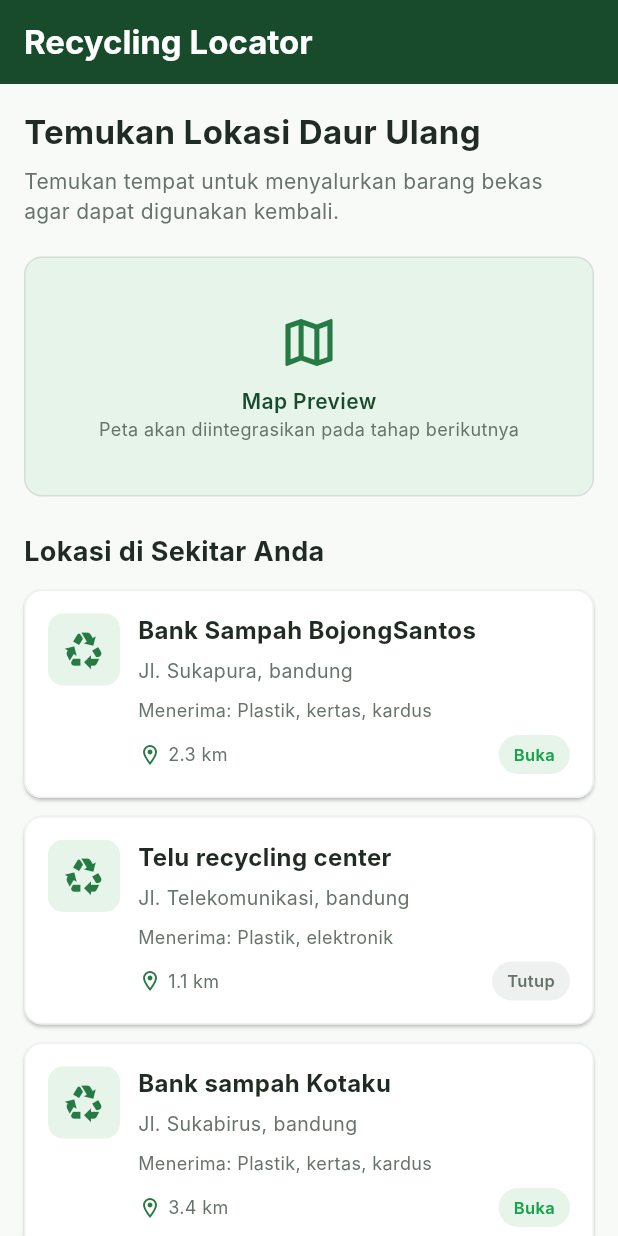
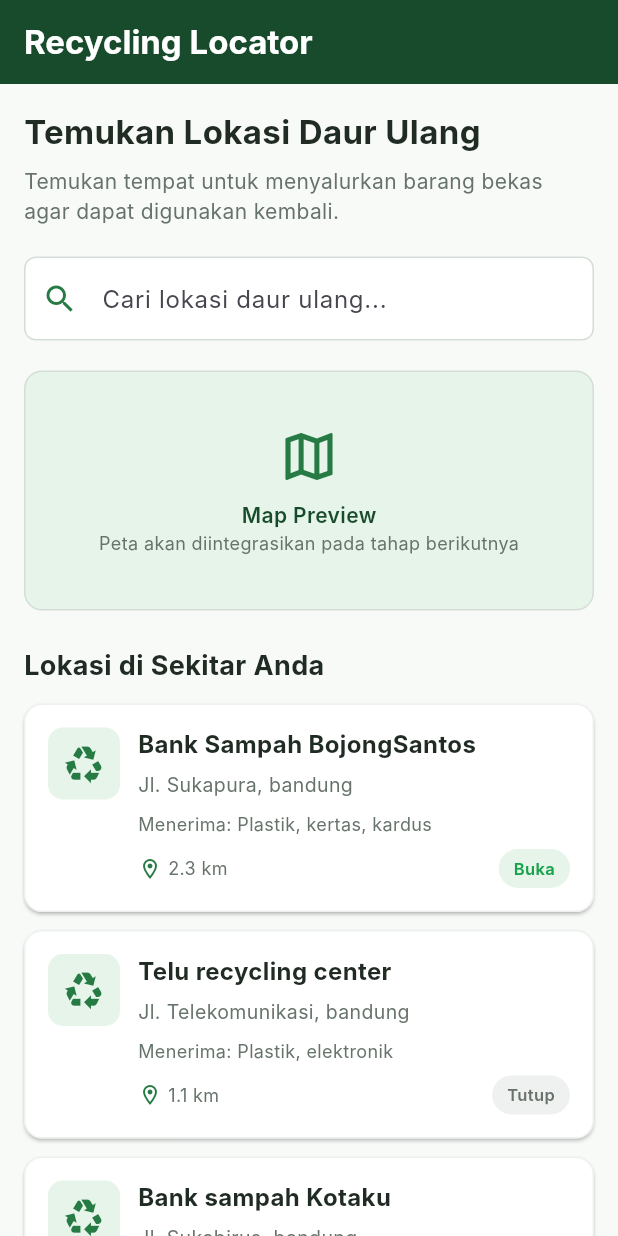
Before and after one commit to gamapradana/Tugas-Besar-PPB, a Flutter app: the screen it shows after launch, on a phone screen of 412 x 824 dp. Run offline on Flutter 3.47's test engine with Material 3 defaults, Android fonts, the phone set to English and light mode, and no system bars; Roboto replaces fonts that are missing (Inter).

Commit message:
menambahkan kolom pencarian lokasi daur ulang

```diff
--- a/lib/features/recycling_locator/pages/recycling_locator_page.dart
+++ b/lib/features/recycling_locator/pages/recycling_locator_page.dart
@@ -1,11 +1,42 @@
+
 import 'package:flutter/material.dart';
 
 import '../../../core/constants/app_colors.dart';
 import '../data/dummy_location.dart';
 import '../models/recycling_location.dart';
 
-class RecyclingLocatorPage extends StatelessWidget {
+class RecyclingLocatorPage extends StatefulWidget {
   const RecyclingLocatorPage({super.key});
+
+  @override
+  State<RecyclingLocatorPage> createState() =>
+      _RecyclingLocatorPageState();
+}
+
+class _RecyclingLocatorPageState extends State<RecyclingLocatorPage> {
+
+  final TextEditingController _searchController =
+      TextEditingController();
+
+
+  String searchQuery = '';
+
+
+  List<RecyclingLocation> get filteredLocations {
+    final query = searchQuery.trim().toLowerCase();
+
+    return dummyLocation.where((location) {
+      return location.name.toLowerCase().contains(query) ||
+          location.address.toLowerCase().contains(query) ||
+          location.category.toLowerCase().contains(query);
+    }).toList();
+  }
+
+  @override
+  void dispose() {
+    _searchController.dispose();
+    super.dispose();
+  }
 
   @override
   Widget build(BuildContext context) {
@@ -31,7 +62,9 @@ class RecyclingLocatorPage extends StatelessWidget {
               color: AppColors.gray900,
             ),
           ),
+
           const SizedBox(height: 8),
+
           const Text(
             'Temukan tempat untuk menyalurkan barang bekas '
             'agar dapat digunakan kembali.',
@@ -40,7 +73,60 @@ class RecyclingLocatorPage extends StatelessWidget {
               color: AppColors.gray600,
             ),
           ),
+
           const SizedBox(height: 20),
+
+
+          TextField(
+            controller: _searchController,
+            onChanged: (value) {
+              setState(() {
+                searchQuery = value;
+              });
+            },
+            decoration: InputDecoration(
+              hintText: 'Cari lokasi daur ulang...',
+              prefixIcon: const Icon(
+                Icons.search,
+                color: AppColors.green700,
+              ),
+              suffixIcon: searchQuery.isNotEmpty
+                  ? IconButton(
+                      icon: const Icon(Icons.close),
+                      onPressed: () {
+                        setState(() {
+                          searchQuery = '';
+                          _searchController.clear();
+                        });
+                      },
+                    )
+                  : null,
+              filled: true,
+              fillColor: AppColors.white,
+              border: OutlineInputBorder(
+                borderRadius: BorderRadius.circular(8),
+                borderSide: const BorderSide(
+                  color: AppColors.gray300,
+                ),
+              ),
+              enabledBorder: OutlineInputBorder(
+                borderRadius: BorderRadius.circular(8),
+                borderSide: const BorderSide(
+                  color: AppColors.gray300,
+                ),
+              ),
+              focusedBorder: OutlineInputBorder(
+                borderRadius: BorderRadius.circular(8),
+                borderSide: const BorderSide(
+                  color: AppColors.green700,
+                  width: 1.5,
+                ),
+              ),
+            ),
+          ),
+
+          const SizedBox(height: 20),
+
 
           Container(
             height: 160,
@@ -88,16 +174,50 @@ class RecyclingLocatorPage extends StatelessWidget {
               color: AppColors.gray900,
             ),
           ),
+
           const SizedBox(height: 12),
 
-          ...dummyLocation.map(
-            (location) => _LocationCard(location: location),
-          ),
+
+          if (filteredLocations.isEmpty)
+            const Padding(
+              padding: EdgeInsets.symmetric(vertical: 32),
+              child: Column(
+                children: [
+                  Icon(
+                    Icons.search_off,
+                    size: 48,
+                    color: AppColors.gray600,
+                  ),
+                  SizedBox(height: 12),
+                  Text(
+                    'Lokasi tidak ditemukan',
+                    style: TextStyle(
+                      fontSize: 16,
+                      fontWeight: FontWeight.w600,
+                      color: AppColors.gray900,
+                    ),
+                  ),
+                  SizedBox(height: 4),
+                  Text(
+                    'Coba gunakan kata kunci lainnya.',
+                    style: TextStyle(
+                      fontSize: 13,
+                      color: AppColors.gray600,
+                    ),
+                  ),
+                ],
+              ),
+            )
+          else
+            ...filteredLocations.map(
+              (location) => _LocationCard(location: location),
+            ),
         ],
       ),
     );
   }
 }
+
 
 class _LocationCard extends StatelessWidget {
   final RecyclingLocation location;
@@ -132,6 +252,7 @@ class _LocationCard extends StatelessWidget {
                 size: 28,
               ),
             ),
+
             const SizedBox(width: 12),
 
             Expanded(
@@ -146,7 +267,9 @@ class _LocationCard extends StatelessWidget {
                       color: AppColors.gray900,
                     ),
                   ),
+
                   const SizedBox(height: 6),
+
                   Text(
                     location.address,
                     style: const TextStyle(
@@ -154,7 +277,9 @@ class _LocationCard extends StatelessWidget {
                       color: AppColors.gray600,
                     ),
                   ),
+
                   const SizedBox(height: 8),
+
                   Text(
                     'Menerima: ${location.category}',
                     style: const TextStyle(
@@ -162,7 +287,9 @@ class _LocationCard extends StatelessWidget {
                       color: AppColors.gray600,
                     ),
                   ),
+
                   const SizedBox(height: 8),
+
                   Row(
                     children: [
                       const Icon(
@@ -170,7 +297,9 @@ class _LocationCard extends StatelessWidget {
                         size: 16,
                         color: AppColors.green700,
                       ),
+
                       const SizedBox(width: 4),
+
                       Text(
                         location.distance,
                         style: const TextStyle(
@@ -178,7 +307,9 @@ class _LocationCard extends StatelessWidget {
                           color: AppColors.gray600,
                         ),
                       ),
+
                       const Spacer(),
+
                       _StatusBadge(isOpen: location.isOpen),
                     ],
                   ),
```
